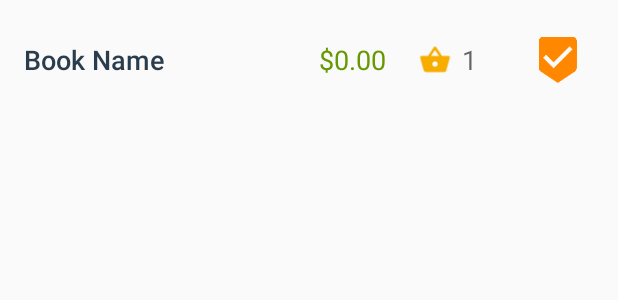
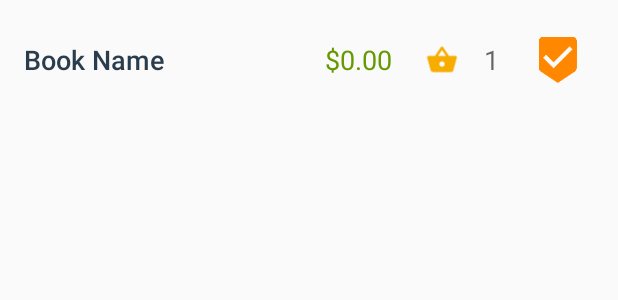
Before and after one commit to yaostyle/GSBookstore-S2, an Android app: the layout list_item.xml on its own in the app's theme, with its tools: preview values and no code run, on a phone screen of 412 x 824 dp. Shown: the top 300 px of the screen. Run offline under Robolectric (Android 15) with nearby library versions, the phone set to English and light mode, and no system bars.

Commit message:
Minor ListView fix.

```diff
--- a/app/src/main/java/com/android/chrishsu/gsbookstore/BookCursorAdapter.java
+++ b/app/src/main/java/com/android/chrishsu/gsbookstore/BookCursorAdapter.java
@@ -37,7 +37,7 @@ public class BookCursorAdapter extends CursorAdapter{
         TextView nameTextView = view.findViewById(R.id.book_name);
         TextView priceTextView =  view.findViewById(R.id.book_price);
         TextView qtyTextView = view.findViewById(R.id.book_qty);
-        ImageView sellButton = view.findViewById(R.id.btn_sale);
+        ImageButton sellButton = view.findViewById(R.id.btn_sale);
 
         int nameColumnIndex = cursor.getColumnIndex(BookContract.BookEntry.COLUMN_PRODUCT_NAME);
         int priceColumnIndex = cursor.getColumnIndex(BookContract.BookEntry.COLUMN_PRICE);
--- a/app/src/main/java/com/android/chrishsu/gsbookstore/CatalogActivity.java
+++ b/app/src/main/java/com/android/chrishsu/gsbookstore/CatalogActivity.java
@@ -104,7 +104,7 @@ public class CatalogActivity extends AppCompatActivity implements LoaderManager.
     private void insertDummyBooks() {
         ContentValues values = new ContentValues();
         values.put(BookEntry.COLUMN_PRODUCT_NAME, "Harry Potter");
-        values.put(BookEntry.COLUMN_PRICE, "35");
+        values.put(BookEntry.COLUMN_PRICE, "35.99");
         values.put(BookEntry.COLUMN_QTY, "10");
         values.put(BookEntry.COLUMN_SUPPLIER_NAME, "The Book Worm");
         values.put(BookEntry.COLUMN_SUPPLIER_PHONE, "800-111-1111");
--- a/app/src/main/res/layout/list_item.xml
+++ b/app/src/main/res/layout/list_item.xml
@@ -40,6 +40,7 @@
             android:layout_height="wrap_content"
             android:layout_gravity="center_vertical|right"
             android:layout_weight="1"
+            android:layout_marginRight="-15dp"
             android:orientation="horizontal">
 
             <ImageView
@@ -47,22 +48,23 @@
                 android:layout_height="wrap_content"
                 android:src="@drawable/ic_qty"
                 android:scaleType="fitCenter"
+                android:layout_marginRight="-5dp"
                 android:tint="@color/colorPrimary"
                 android:scaleY="0.6"
                 android:scaleX="0.6" />
 
             <TextView
                 android:id="@+id/book_qty"
-                android:layout_width="wrap_content"
+                android:layout_width="25dp"
                 android:layout_height="wrap_content"
                 android:layout_gravity="center_vertical"
                 android:textAppearance="?android:textAppearanceMedium"
-                android:textAlignment="center"
+                android:textAlignment="textEnd"
                 android:text="1" />
         </LinearLayout>
 
 
-        <ImageView
+        <ImageButton
             android:id="@+id/btn_sale"
             android:layout_width="wrap_content"
             android:layout_height="wrap_content"
@@ -70,6 +72,7 @@
             android:tint="@android:color/holo_orange_dark"
             android:layout_gravity="center_vertical"
             android:clickable="true"
+            android:background="@android:color/transparent"
             android:scaleX="0.7"
             android:scaleY="0.7" />
     </LinearLayout>
```
